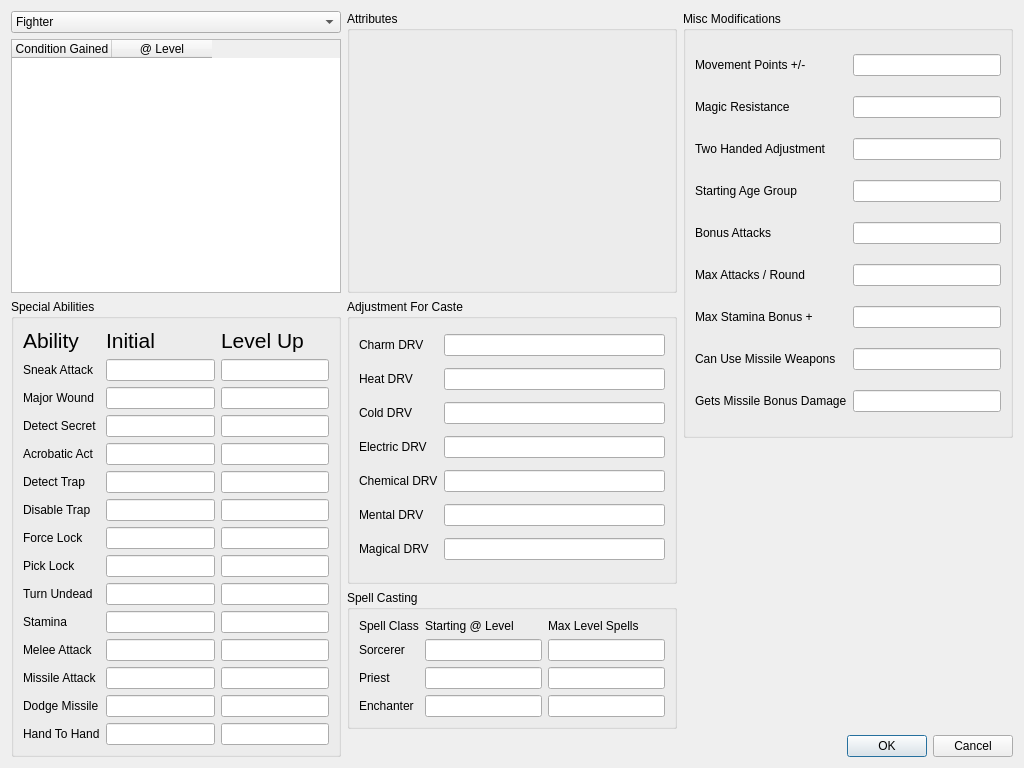
Before: the Qt Designer form CharacterEditor/casteinfopanel.ui in DrItanium/realmz_tools, drawn with Qt 5.
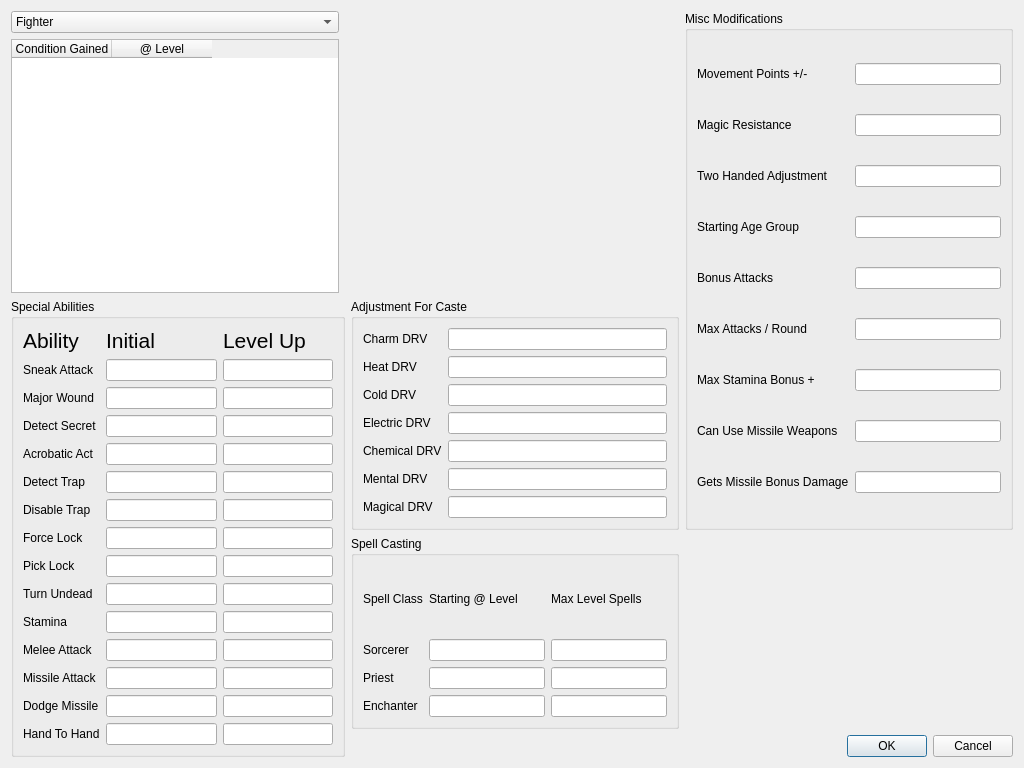
After: the same form once the commit is applied. Custom widgets are drawn as their Qt base class.

Commit message: Move the group box into the characterprimaryattributeswidget

Diff of the .ui file:
```diff
--- a/CharacterEditor/casteinfopanel.ui
+++ b/CharacterEditor/casteinfopanel.ui
@@ -20,6 +20,248 @@
    <string>Form</string>
   </property>
   <layout class="QGridLayout" name="gridLayout">
+   <item row="0" column="0">
+    <widget class="QComboBox" name="casteSelector">
+     <item>
+      <property name="text">
+       <string>Fighter</string>
+      </property>
+     </item>
+     <item>
+      <property name="text">
+       <string>Monk</string>
+      </property>
+     </item>
+     <item>
+      <property name="text">
+       <string>Crusader</string>
+      </property>
+     </item>
+     <item>
+      <property name="text">
+       <string>Archer</string>
+      </property>
+     </item>
+     <item>
+      <property name="text">
+       <string>Rogue</string>
+      </property>
+     </item>
+     <item>
+      <property name="text">
+       <string>Sorcerer</string>
+      </property>
+     </item>
+     <item>
+      <property name="text">
+       <string>Priest</string>
+      </property>
+     </item>
+     <item>
+      <property name="text">
+       <string>Enchanter</string>
+      </property>
+     </item>
+     <item>
+      <property name="text">
+       <string>Evoker</string>
+      </property>
+     </item>
+     <item>
+      <property name="text">
+       <string>Cardinal</string>
+      </property>
+     </item>
+     <item>
+      <property name="text">
+       <string>Cabalist</string>
+      </property>
+     </item>
+     <item>
+      <property name="text">
+       <string>Berzerker</string>
+      </property>
+     </item>
+     <item>
+      <property name="text">
+       <string>Bard</string>
+      </property>
+     </item>
+     <item>
+      <property name="text">
+       <string>Fencer</string>
+      </property>
+     </item>
+     <item>
+      <property name="text">
+       <string>Marksman</string>
+      </property>
+     </item>
+     <item>
+      <property name="text">
+       <string>Assassin</string>
+      </property>
+     </item>
+     <item>
+      <property name="text">
+       <string>Dabbler</string>
+      </property>
+     </item>
+     <item>
+      <property name="text">
+       <string>Battle Mage</string>
+      </property>
+     </item>
+     <item>
+      <property name="text">
+       <string>Warlock</string>
+      </property>
+     </item>
+     <item>
+      <property name="text">
+       <string>Minstrel</string>
+      </property>
+     </item>
+    </widget>
+   </item>
+   <item row="0" column="1" rowspan="2" colspan="2">
+    <widget class="CharacterPrimaryAttributesWidget" name="attrib" native="true"/>
+   </item>
+   <item row="0" column="3" rowspan="3">
+    <widget class="QGroupBox" name="miscModifications">
+     <property name="title">
+      <string>Misc Modifications</string>
+     </property>
+     <layout class="QGridLayout" name="gridLayout_5">
+      <item row="4" column="0">
+       <widget class="QLabel" name="label_40">
+        <property name="text">
+         <string>Bonus Attacks</string>
+        </property>
+       </widget>
+      </item>
+      <item row="1" column="0">
+       <widget class="QLabel" name="label_37">
+        <property name="text">
+         <string>Magic Resistance</string>
+        </property>
+       </widget>
+      </item>
+      <item row="1" column="1">
+       <widget class="QLineEdit" name="magicResistance">
+        <property name="readOnly">
+         <bool>true</bool>
+        </property>
+       </widget>
+      </item>
+      <item row="2" column="0">
+       <widget class="QLabel" name="label_38">
+        <property name="text">
+         <string>Two Handed Adjustment</string>
+        </property>
+       </widget>
+      </item>
+      <item row="2" column="1">
+       <widget class="QLineEdit" name="twoHandedAdjust">
+        <property name="readOnly">
+         <bool>true</bool>
+        </property>
+       </widget>
+      </item>
+      <item row="5" column="1">
+       <widget class="QLineEdit" name="maxAttacksPerRound">
+        <property name="readOnly">
+         <bool>true</bool>
+        </property>
+       </widget>
+      </item>
+      <item row="3" column="1">
+       <widget class="QLineEdit" name="startingAgeGroup">
+        <property name="readOnly">
+         <bool>true</bool>
+        </property>
+       </widget>
+      </item>
+      <item row="7" column="1">
+       <widget class="QLineEdit" name="canUseMissileWeapons">
+        <property name="readOnly">
+         <bool>true</bool>
+        </property>
+       </widget>
+      </item>
+      <item row="6" column="1">
+       <widget class="QLineEdit" name="maxStaminaBonus">
+        <property name="readOnly">
+         <bool>true</bool>
+        </property>
+       </widget>
+      </item>
+      <item row="8" column="0">
+       <widget class="QLabel" name="label_44">
+        <property name="text">
+         <string>Gets Missile Bonus Damage</string>
+        </property>
+       </widget>
+      </item>
+      <item row="4" column="1">
+       <widget class="QLineEdit" name="bonusAttacks">
+        <property name="readOnly">
+         <bool>true</bool>
+        </property>
+       </widget>
+      </item>
+      <item row="0" column="0">
+       <widget class="QLabel" name="label_36">
+        <property name="text">
+         <string>Movement Points +/-</string>
+        </property>
+       </widget>
+      </item>
+      <item row="7" column="0">
+       <widget class="QLabel" name="label_43">
+        <property name="text">
+         <string>Can Use Missile Weapons</string>
+        </property>
+       </widget>
+      </item>
+      <item row="6" column="0">
+       <widget class="QLabel" name="label_42">
+        <property name="text">
+         <string>Max Stamina Bonus +</string>
+        </property>
+       </widget>
+      </item>
+      <item row="5" column="0">
+       <widget class="QLabel" name="label_41">
+        <property name="text">
+         <string>Max Attacks / Round</string>
+        </property>
+       </widget>
+      </item>
+      <item row="0" column="1">
+       <widget class="QLineEdit" name="movementPointsAdjust">
+        <property name="readOnly">
+         <bool>true</bool>
+        </property>
+       </widget>
+      </item>
+      <item row="3" column="0">
+       <widget class="QLabel" name="label_39">
+        <property name="text">
+         <string>Starting Age Group</string>
+        </property>
+       </widget>
+      </item>
+      <item row="8" column="1">
+       <widget class="QLineEdit" name="getsMissileBonusDamage">
+        <property name="readOnly">
+         <bool>true</bool>
+        </property>
+       </widget>
+      </item>
+     </layout>
+    </widget>
+   </item>
    <item row="1" column="0">
     <widget class="QTableWidget" name="conditionTable">
      <property name="editTriggers">
@@ -37,126 +279,7 @@
      </column>
     </widget>
    </item>
-   <item row="2" column="1" rowspan="2">
-    <widget class="QGroupBox" name="drvs">
-     <property name="title">
-      <string>Adjustment For Caste</string>
-     </property>
-     <layout class="QGridLayout" name="gridLayout_2">
-      <item row="4" column="1">
-       <widget class="QLineEdit" name="chemicalDrv">
-        <property name="readOnly">
-         <bool>true</bool>
-        </property>
-       </widget>
-      </item>
-      <item row="0" column="0">
-       <widget class="QLabel" name="label_13">
-        <property name="text">
-         <string>Charm DRV</string>
-        </property>
-       </widget>
-      </item>
-      <item row="4" column="0">
-       <widget class="QLabel" name="label_17">
-        <property name="text">
-         <string>Chemical DRV</string>
-        </property>
-       </widget>
-      </item>
-      <item row="1" column="1">
-       <widget class="QLineEdit" name="heatDrv">
-        <property name="readOnly">
-         <bool>true</bool>
-        </property>
-       </widget>
-      </item>
-      <item row="2" column="1">
-       <widget class="QLineEdit" name="coldDrv">
-        <property name="readOnly">
-         <bool>true</bool>
-        </property>
-       </widget>
-      </item>
-      <item row="2" column="0">
-       <widget class="QLabel" name="label_15">
-        <property name="text">
-         <string>Cold DRV</string>
-        </property>
-       </widget>
-      </item>
-      <item row="5" column="0">
-       <widget class="QLabel" name="label_18">
-        <property name="text">
-         <string>Mental DRV</string>
-        </property>
-       </widget>
-      </item>
-      <item row="5" column="1">
-       <widget class="QLineEdit" name="mentalDrv">
-        <property name="readOnly">
-         <bool>true</bool>
-        </property>
-       </widget>
-      </item>
-      <item row="0" column="1">
-       <widget class="QLineEdit" name="charmDrv">
-        <property name="readOnly">
-         <bool>true</bool>
-        </property>
-       </widget>
-      </item>
-      <item row="1" column="0">
-       <widget class="QLabel" name="label_14">
-        <property name="text">
-         <string>Heat DRV</string>
-        </property>
-       </widget>
-      </item>
-      <item row="3" column="1">
-       <widget class="QLineEdit" name="electricDrv">
-        <property name="readOnly">
-         <bool>true</bool>
-        </property>
-       </widget>
-      </item>
-      <item row="3" column="0">
-       <widget class="QLabel" name="label_16">
-        <property name="text">
-         <string>Electric DRV</string>
-        </property>
-       </widget>
-      </item>
-      <item row="6" column="0">
-       <widget class="QLabel" name="label_19">
-        <property name="text">
-         <string>Magical DRV</string>
-        </property>
-       </widget>
-      </item>
-      <item row="6" column="1">
-       <widget class="QLineEdit" name="magicalDrv">
-        <property name="readOnly">
-         <bool>true</bool>
-        </property>
-       </widget>
-      </item>
-     </layout>
-    </widget>
-   </item>
-   <item row="0" column="1" rowspan="2">
-    <widget class="QGroupBox" name="coreAttributes">
-     <property name="title">
-      <string>Attributes</string>
-     </property>
-     <layout class="QGridLayout" name="gridLayout_3">
-      <item row="0" column="0">
-       <widget class="CharacterPrimaryAttributesWidget" name="attrib" native="true"/>
-      </item>
-     </layout>
-    </widget>
-   </item>
-   <item row="2" column="0" rowspan="4">
+   <item row="2" column="0" rowspan="3" colspan="2">
     <widget class="QGroupBox" name="specialAbilities">
      <property name="title">
       <string>Special Abilities</string>
@@ -495,237 +618,105 @@
      </layout>
     </widget>
    </item>
-   <item row="0" column="0">
-    <widget class="QComboBox" name="casteSelector">
-     <item>
-      <property name="text">
-       <string>Fighter</string>
-      </property>
-     </item>
-     <item>
-      <property name="text">
-       <string>Monk</string>
-      </property>
-     </item>
-     <item>
-      <property name="text">
-       <string>Crusader</string>
-      </property>
-     </item>
-     <item>
-      <property name="text">
-       <string>Archer</string>
-      </property>
-     </item>
-     <item>
-      <property name="text">
-       <string>Rogue</string>
-      </property>
-     </item>
-     <item>
-      <property name="text">
-       <string>Sorcerer</string>
-      </property>
-     </item>
-     <item>
-      <property name="text">
-       <string>Priest</string>
-      </property>
-     </item>
-     <item>
-      <property name="text">
-       <string>Enchanter</string>
-      </property>
-     </item>
-     <item>
-      <property name="text">
-       <string>Evoker</string>
-      </property>
-     </item>
-     <item>
-      <property name="text">
-       <string>Cardinal</string>
-      </property>
-     </item>
-     <item>
-      <property name="text">
-       <string>Cabalist</string>
-      </property>
-     </item>
-     <item>
-      <property name="text">
-       <string>Berzerker</string>
-      </property>
-     </item>
-     <item>
-      <property name="text">
-       <string>Bard</string>
-      </property>
-     </item>
-     <item>
-      <property name="text">
-       <string>Fencer</string>
-      </property>
-     </item>
-     <item>
-      <property name="text">
-       <string>Marksman</string>
-      </property>
-     </item>
-     <item>
-      <property name="text">
-       <string>Assassin</string>
-      </property>
-     </item>
-     <item>
-      <property name="text">
-       <string>Dabbler</string>
-      </property>
-     </item>
-     <item>
-      <property name="text">
-       <string>Battle Mage</string>
-      </property>
-     </item>
-     <item>
-      <property name="text">
-       <string>Warlock</string>
-      </property>
-     </item>
-     <item>
-      <property name="text">
-       <string>Minstrel</string>
-      </property>
-     </item>
-    </widget>
-   </item>
-   <item row="0" column="2" rowspan="3">
-    <widget class="QGroupBox" name="miscModifications">
+   <item row="2" column="2">
+    <widget class="QGroupBox" name="drvs">
      <property name="title">
-      <string>Misc Modifications</string>
+      <string>Adjustment For Caste</string>
      </property>
-     <layout class="QGridLayout" name="gridLayout_5">
+     <layout class="QGridLayout" name="gridLayout_2">
+      <item row="4" column="1">
+       <widget class="QLineEdit" name="chemicalDrv">
+        <property name="readOnly">
+         <bool>true</bool>
+        </property>
+       </widget>
+      </item>
+      <item row="0" column="0">
+       <widget class="QLabel" name="label_13">
+        <property name="text">
+         <string>Charm DRV</string>
+        </property>
+       </widget>
+      </item>
       <item row="4" column="0">
-       <widget class="QLabel" name="label_40">
+       <widget class="QLabel" name="label_17">
         <property name="text">
-         <string>Bonus Attacks</string>
-        </property>
-       </widget>
-      </item>
-      <item row="1" column="0">
-       <widget class="QLabel" name="label_37">
-        <property name="text">
-         <string>Magic Resistance</string>
+         <string>Chemical DRV</string>
         </property>
        </widget>
       </item>
       <item row="1" column="1">
-       <widget class="QLineEdit" name="magicResistance">
+       <widget class="QLineEdit" name="heatDrv">
         <property name="readOnly">
          <bool>true</bool>
         </property>
        </widget>
       </item>
-      <item row="2" column="0">
-       <widget class="QLabel" name="label_38">
-        <property name="text">
-         <string>Two Handed Adjustment</string>
-        </property>
-       </widget>
-      </item>
       <item row="2" column="1">
-       <widget class="QLineEdit" name="twoHandedAdjust">
+       <widget class="QLineEdit" name="coldDrv">
         <property name="readOnly">
          <bool>true</bool>
         </property>
        </widget>
       </item>
-      <item row="5" column="1">
-       <widget class="QLineEdit" name="maxAttacksPerRound">
-        <property name="readOnly">
-         <bool>true</bool>
-        </property>
-       </widget>
-      </item>
-      <item row="3" column="1">
-       <widget class="QLineEdit" name="startingAgeGroup">
-        <property name="readOnly">
-         <bool>true</bool>
-        </property>
-       </widget>
-      </item>
-      <item row="7" column="1">
-       <widget class="QLineEdit" name="canUseMissileWeapons">
-        <property name="readOnly">
-         <bool>true</bool>
-        </property>
-       </widget>
-      </item>
-      <item row="6" column="1">
-       <widget class="QLineEdit" name="maxStaminaBonus">
-        <property name="readOnly">
-         <bool>true</bool>
-        </property>
-       </widget>
-      </item>
-      <item row="8" column="0">
-       <widget class="QLabel" name="label_44">
+      <item row="2" column="0">
+       <widget class="QLabel" name="label_15">
         <property name="text">
-         <string>Gets Missile Bonus Damage</string>
-        </property>
-       </widget>
-      </item>
-      <item row="4" column="1">
-       <widget class="QLineEdit" name="bonusAttacks">
-        <property name="readOnly">
-         <bool>true</bool>
-        </property>
-       </widget>
-      </item>
-      <item row="0" column="0">
-       <widget class="QLabel" name="label_36">
-        <property name="text">
-         <string>Movement Points +/-</string>
-        </property>
-       </widget>
-      </item>
-      <item row="7" column="0">
-       <widget class="QLabel" name="label_43">
-        <property name="text">
-         <string>Can Use Missile Weapons</string>
-        </property>
-       </widget>
-      </item>
-      <item row="6" column="0">
-       <widget class="QLabel" name="label_42">
-        <property name="text">
-         <string>Max Stamina Bonus +</string>
+         <string>Cold DRV</string>
         </property>
        </widget>
       </item>
       <item row="5" column="0">
-       <widget class="QLabel" name="label_41">
+       <widget class="QLabel" name="label_18">
         <property name="text">
-         <string>Max Attacks / Round</string>
+         <string>Mental DRV</string>
+        </property>
+       </widget>
+      </item>
+      <item row="5" column="1">
+       <widget class="QLineEdit" name="mentalDrv">
+        <property name="readOnly">
+         <bool>true</bool>
         </property>
        </widget>
       </item>
       <item row="0" column="1">
-       <widget class="QLineEdit" name="movementPointsAdjust">
+       <widget class="QLineEdit" name="charmDrv">
+        <property name="readOnly">
+         <bool>true</bool>
+        </property>
+       </widget>
+      </item>
+      <item row="1" column="0">
+       <widget class="QLabel" name="label_14">
+        <property name="text">
+         <string>Heat DRV</string>
+        </property>
+       </widget>
+      </item>
+      <item row="3" column="1">
+       <widget class="QLineEdit" name="electricDrv">
         <property name="readOnly">
          <bool>true</bool>
         </property>
        </widget>
       </item>
       <item row="3" column="0">
-       <widget class="QLabel" name="label_39">
+       <widget class="QLabel" name="label_16">
         <property name="text">
-         <string>Starting Age Group</string>
+         <string>Electric DRV</string>
         </property>
        </widget>
       </item>
-      <item row="8" column="1">
-       <widget class="QLineEdit" name="getsMissileBonusDamage">
+      <item row="6" column="0">
+       <widget class="QLabel" name="label_19">
+        <property name="text">
+         <string>Magical DRV</string>
+        </property>
+       </widget>
+      </item>
+      <item row="6" column="1">
+       <widget class="QLineEdit" name="magicalDrv">
         <property name="readOnly">
          <bool>true</bool>
         </property>
@@ -734,7 +725,7 @@
      </layout>
     </widget>
    </item>
-   <item row="4" column="1">
+   <item row="3" column="2">
     <widget class="QGroupBox" name="spellCastingGroup">
      <property name="title">
       <string>Spell Casting</string>
@@ -827,7 +818,7 @@
      </layout>
     </widget>
    </item>
-   <item row="5" column="2">
+   <item row="4" column="3">
     <widget class="QDialogButtonBox" name="buttonBox">
      <property name="standardButtons">
       <set>QDialogButtonBox::Cancel|QDialogButtonBox::Ok</set>
```
Left out of the diff: 32 changed lines with no effect on the pictures. The commit also changes 2 other files.
